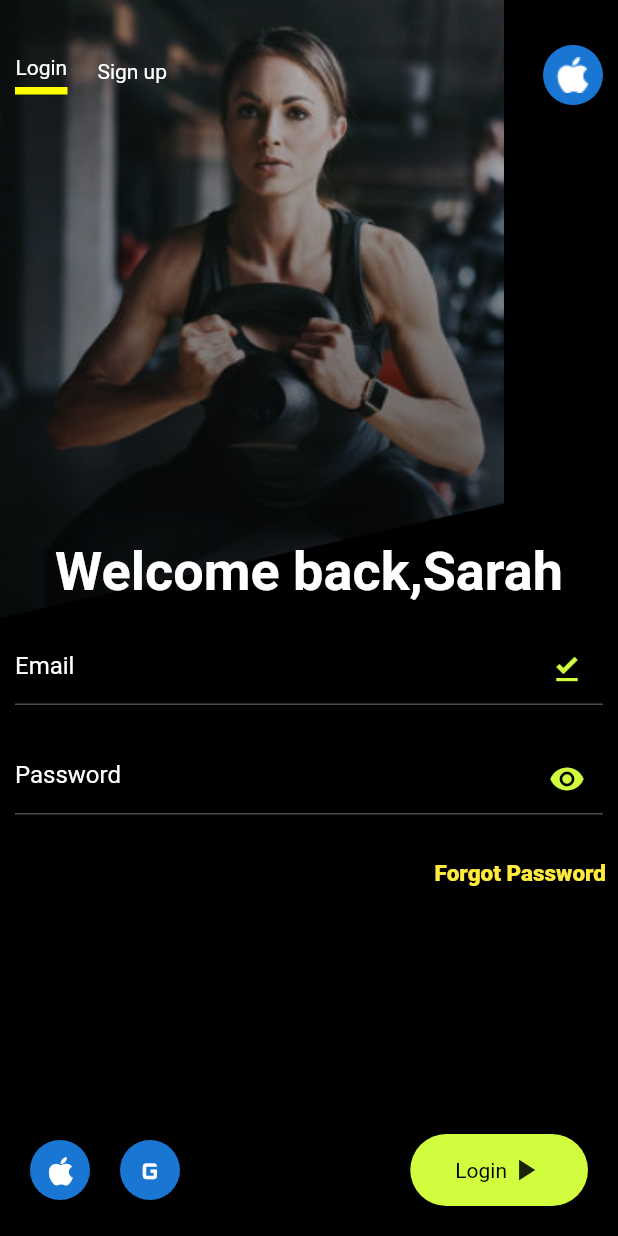
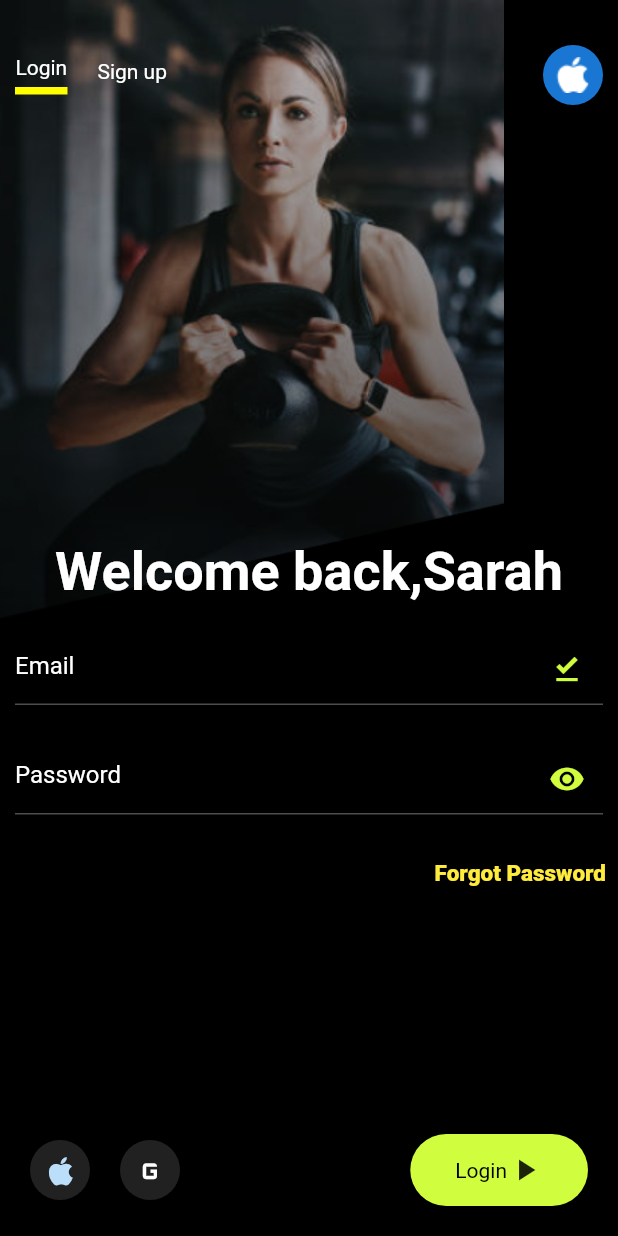
Before and after one commit to bemurshadianz/dev_muscle, a Flutter app: the screen it shows after launch, on a phone screen of 412 x 824 dp. Run offline on Flutter 3.47's test engine with Material 2 defaults, Android fonts, the phone set to English and light mode, and no system bars; our stand-ins replace wheel_chooser.

```diff
--- a/lib/views/auth_screens/login_screen.dart
+++ b/lib/views/auth_screens/login_screen.dart
@@ -289,6 +289,7 @@ class _LogInScreenState extends State<LogInScreen> {
                   child: Row(
                     children: [
                       CircleAvatar(
+                        backgroundColor: Colors.grey.shade900,
                         child: IconButton(
                           icon: Icon(
                             Icons.apple_sharp,
@@ -301,8 +302,12 @@ class _LogInScreenState extends State<LogInScreen> {
                         padding: EdgeInsets.only(left: 10, right: 10),
                       ),
                       CircleAvatar(
+                        backgroundColor: Colors.grey.shade900,
                         child: IconButton(
-                          icon: Icon(Icons.g_mobiledata),
+                          icon: Icon(
+                            Icons.g_mobiledata,
+                            color: Colors.white,
+                          ),
                           onPressed: () {},
                           iconSize: 25,
                         ),
```
